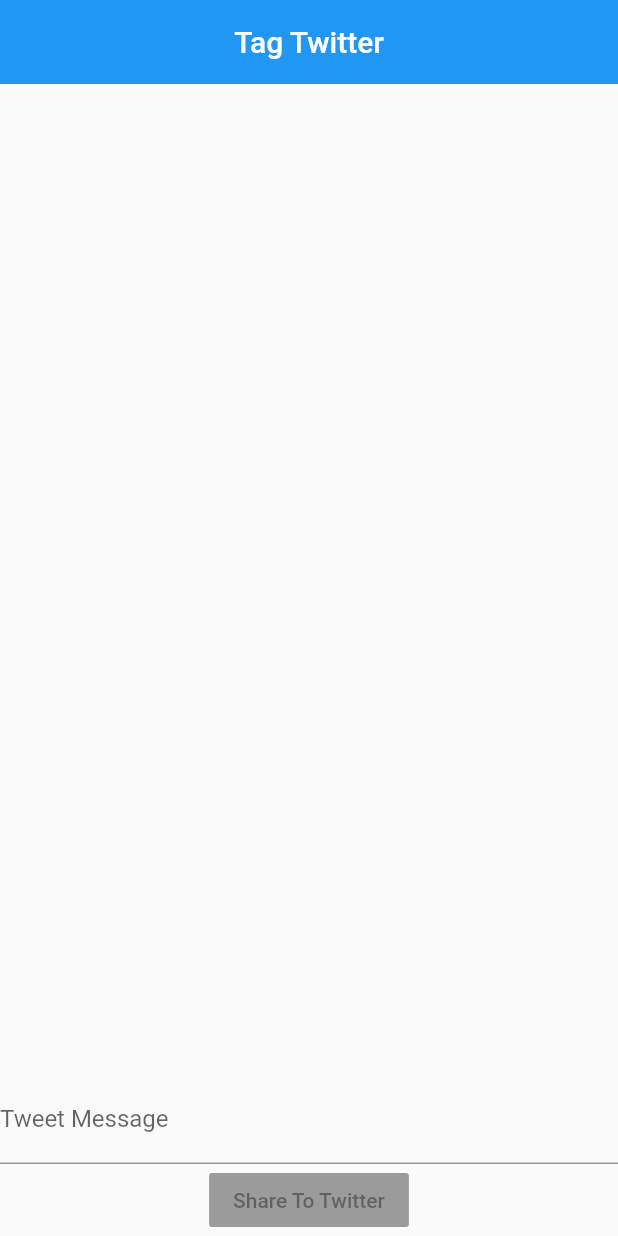
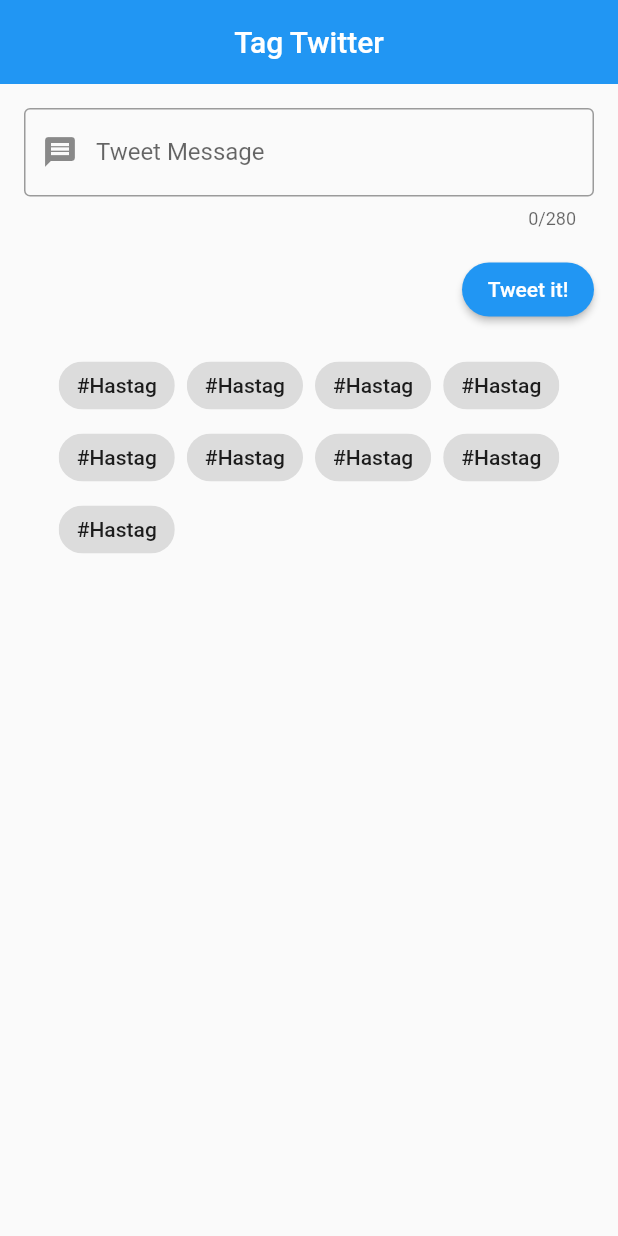
Before and after one commit to prasadsunny1/tweet_tag, a Flutter app: the screen it shows after launch, on a phone screen of 412 x 824 dp. Run offline on Flutter 3.47's test engine with Material 2 defaults, Android fonts, the phone set to English and light mode, and no system bars.

Commit message:
added Form widget, validation Listview for the hastag, design change

```diff
--- a/lib/main.dart
+++ b/lib/main.dart
@@ -1,4 +1,5 @@
 import 'package:flutter/material.dart';
+
 import 'twitterService.dart';
 
 void main() => runApp(MyTwitterApp());
@@ -44,31 +45,96 @@ class TweetInput extends StatefulWidget {
 
 class TweetInputState extends State<TweetInput> {
   String text = '';
+  final _formKey = GlobalKey<FormState>();
+
+  String validate(String value) {
+    if (value.isEmpty) {
+      return "Please Enter Tweet.";
+    } else {
+      return null;
+    }
+  }
 
   @override
   Widget build(BuildContext context) {
     return Column(
-      mainAxisAlignment: MainAxisAlignment.end,
       children: <Widget>[
-        TextField(
-          autocorrect: true,
-          decoration: InputDecoration(labelText: "Tweet Message",hintText: "Tweet Message"),
-          onChanged: (String value) {
-            text = value;
-          },
+        Padding(
+          padding: const EdgeInsets.all(16.0),
+          child: Form(
+            key: _formKey,
+            child: TextFormField(
+              maxLength: 280,
+              decoration: InputDecoration(
+                labelText: "Tweet Message",
+                hintText: "Tweet Message",
+                border: OutlineInputBorder(),
+                prefixIcon: Icon(Icons.message),
+              ),
+              autocorrect: true,
+              keyboardType: TextInputType.text,
+              validator: (value) {
+                return validate(value);
+              },
+              onSaved: (value) => text = value,
+            ),
+          ),
         ),
-        new Builder(
-          builder: (BuildContext context) {
-            return new RaisedButton(
-              child: const Text('Share To Twitter'),
-              onPressed: text.isEmpty
-                  ? null
-                  : () {
-                      sendTextMessage(message: text);
-                    },
-            );
-          },
+        Align(
+          alignment: Alignment.centerRight,
+          child: Padding(
+            padding: const EdgeInsets.only(right: 16),
+            child: RaisedButton(
+              child: const Text('Tweet it!'),
+              shape: RoundedRectangleBorder(
+                  borderRadius: BorderRadius.circular(32)),
+              color: Colors.blue,
+              textColor: Colors.white,
+              onPressed: () {
+                final form = _formKey.currentState;
+                if (form.validate()) {
+                  form.save();
+                  sendTextMessage(message: text);
+                }
+              },
+            ),
+          ),
         ),
+        Padding(
+          padding: const EdgeInsets.all(16),
+          child: Wrap(
+            spacing: 8,
+            children: [
+              Chip(
+                label: Text("#Hastag"),
+              ),
+              Chip(
+                label: Text("#Hastag"),
+              ),
+              Chip(
+                label: Text("#Hastag"),
+              ),
+              Chip(
+                label: Text("#Hastag"),
+              ),
+              Chip(
+                label: Text("#Hastag"),
+              ),
+              Chip(
+                label: Text("#Hastag"),
+              ),
+              Chip(
+                label: Text("#Hastag"),
+              ),
+              Chip(
+                label: Text("#Hastag"),
+              ),
+              Chip(
+                label: Text("#Hastag"),
+              ),
+            ],
+          ),
+        )
       ],
     );
   }
```
